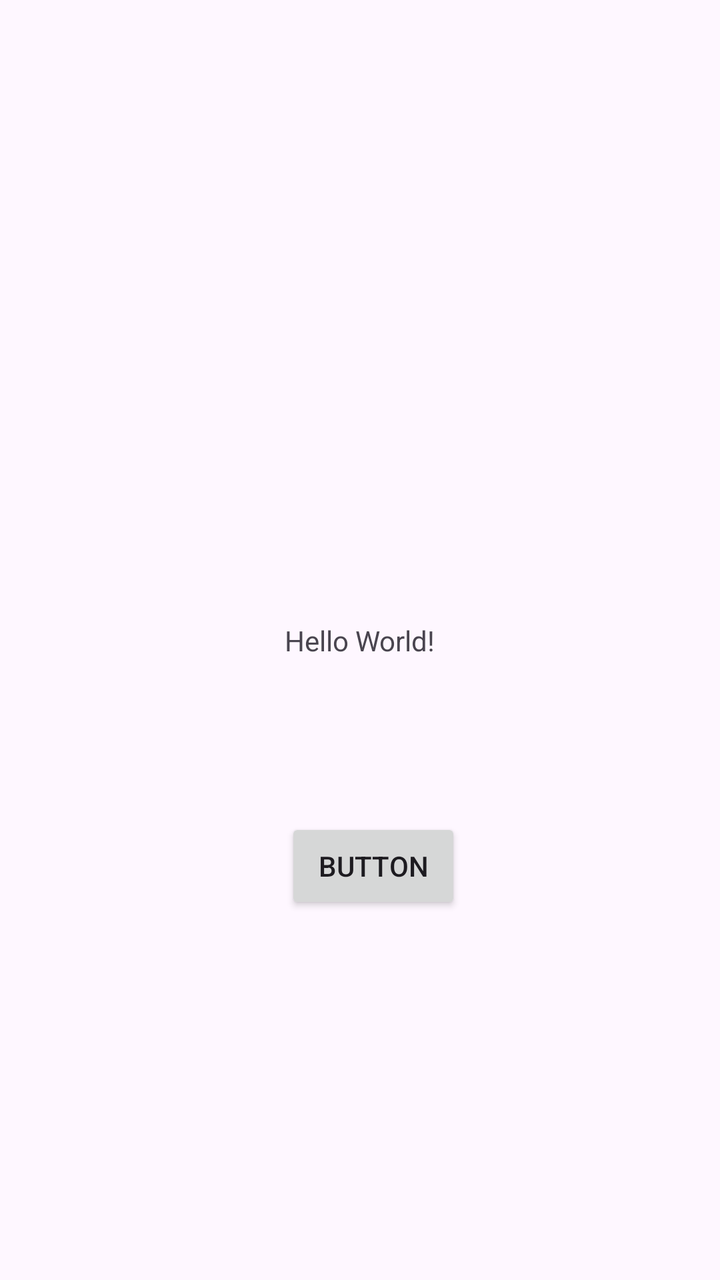
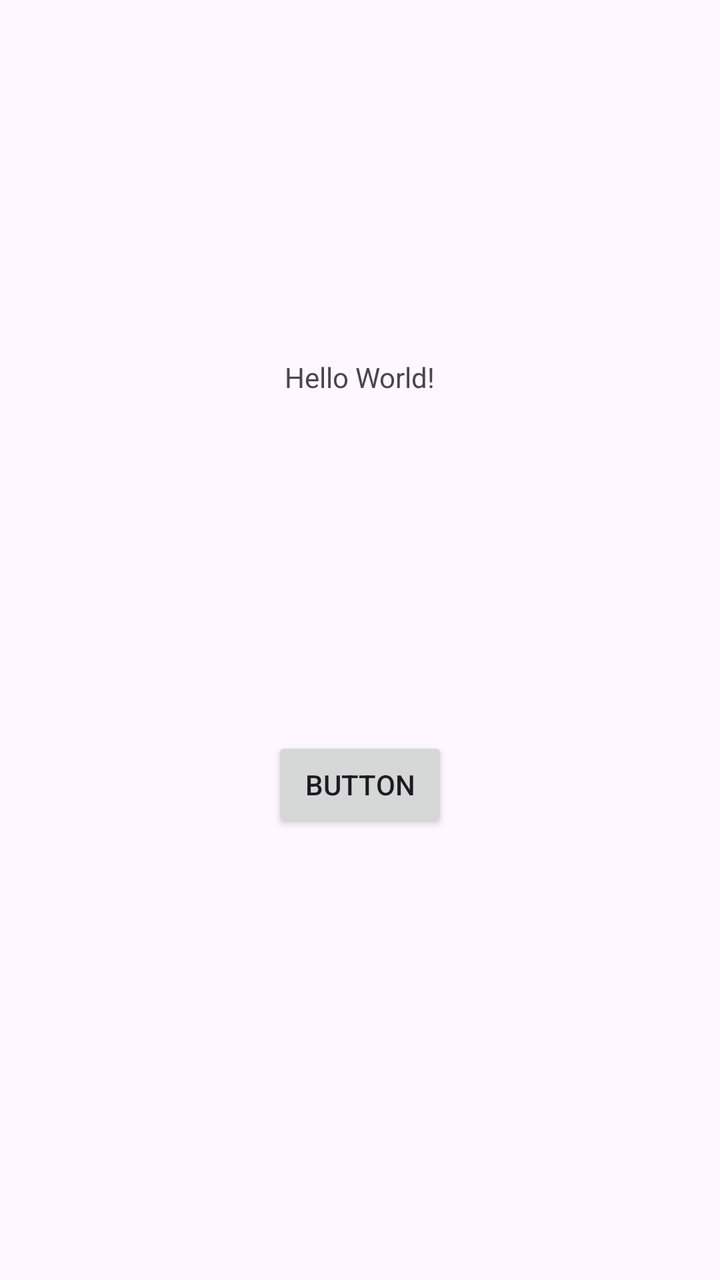

Two renders of the same Android screen: before a commit and after it. Below are the layout's source before the change and the commit's diff.
<!-- AndroidManifest.xml: application theme Theme.Apps -->
<!-- res/layout/activity_main.xml -->
<?xml version="1.0" encoding="utf-8"?>
<androidx.constraintlayout.widget.ConstraintLayout xmlns:android="http://schemas.android.com/apk/res/android"
    xmlns:app="http://schemas.android.com/apk/res-auto"
    xmlns:tools="http://schemas.android.com/tools"
    android:id="@+id/main"
    android:layout_width="match_parent"
    android:layout_height="match_parent"
    tools:context=".MainActivity">

    <TextView
        android:id="@+id/textView"
        android:layout_width="wrap_content"
        android:layout_height="wrap_content"
        android:text="Hello World!"
        app:layout_constraintBottom_toBottomOf="parent"
        app:layout_constraintEnd_toEndOf="parent"
        app:layout_constraintStart_toStartOf="parent"
        app:layout_constraintTop_toTopOf="parent" />

    <Button
        android:id="@+id/button"
        android:layout_width="wrap_content"
        android:layout_height="wrap_content"
        android:text="Button"
        app:layout_constraintBottom_toBottomOf="parent"
        app:layout_constraintEnd_toEndOf="parent"
        app:layout_constraintHorizontal_bias="0.525"
        app:layout_constraintStart_toStartOf="parent"
        app:layout_constraintTop_toTopOf="parent"
        app:layout_constraintVertical_bias="0.691" />

</androidx.constraintlayout.widget.ConstraintLayout>
<!-- resources referenced by this layout -->
<resources>
  <style name="Theme.Apps" parent="Base.Theme.Apps" />
  <style name="Base.Theme.Apps" parent="Theme.Material3.DayNight.NoActionBar">
          
          
      </style>
</resources>

<!-- the commit's change to res/layout/activity_main.xml (unified diff, before → after) -->
@@ -15,18 +15,20 @@
         app:layout_constraintBottom_toBottomOf="parent"
         app:layout_constraintEnd_toEndOf="parent"
         app:layout_constraintStart_toStartOf="parent"
-        app:layout_constraintTop_toTopOf="parent" />
+        app:layout_constraintTop_toTopOf="parent"
+        app:layout_constraintVertical_bias="0.288" />
 
     <Button
         android:id="@+id/button"
         android:layout_width="wrap_content"
         android:layout_height="wrap_content"
+        android:layout_marginTop="8dp"
+        android:layout_marginBottom="196dp"
         android:text="Button"
         app:layout_constraintBottom_toBottomOf="parent"
         app:layout_constraintEnd_toEndOf="parent"
-        app:layout_constraintHorizontal_bias="0.525"
         app:layout_constraintStart_toStartOf="parent"
-        app:layout_constraintTop_toTopOf="parent"
-        app:layout_constraintVertical_bias="0.691" />
+        app:layout_constraintTop_toBottomOf="@+id/textView"
+        app:layout_constraintVertical_bias="0.854" />
 
 </androidx.constraintlayout.widget.ConstraintLayout>
